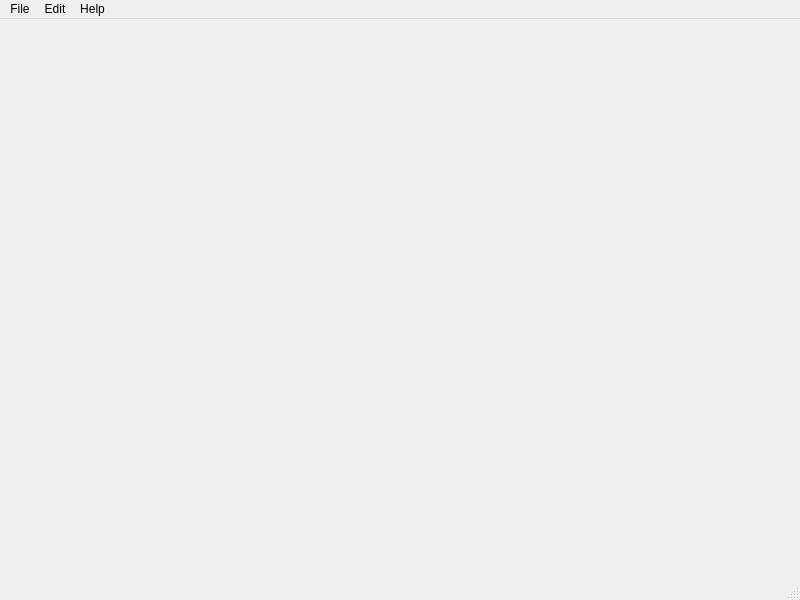
Qt form mainwindow.ui (cowsed/PGACAD) before a commit.
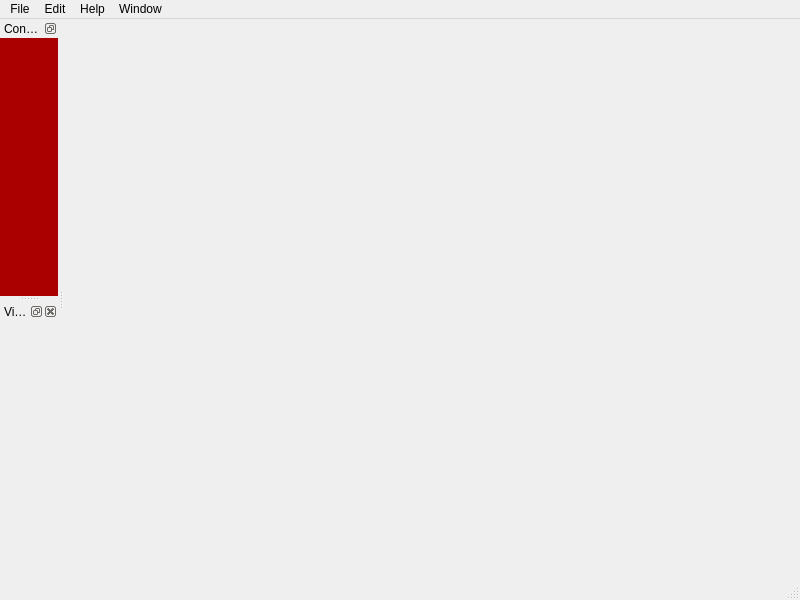
The same form after that commit. Custom widgets are drawn as their Qt base class.

Commit message: more console work (trying to make it size right) empty viewport widget to test docking

The edit to the form file:
```diff
--- a/mainwindow.ui
+++ b/mainwindow.ui
@@ -45,11 +45,66 @@
     </property>
     <addaction name="actionAbout"/>
    </widget>
+   <widget class="QMenu" name="menuWindow">
+    <property name="title">
+     <string>Window</string>
+    </property>
+    <addaction name="actionViewport"/>
+    <addaction name="actionConsole"/>
+   </widget>
    <addaction name="menuFile"/>
    <addaction name="menuEdit"/>
    <addaction name="menuHelp"/>
+   <addaction name="menuWindow"/>
   </widget>
-  <widget class="QStatusBar" name="statusbar"/>
+  <widget class="QStatusBar" name="statusbar">
+   <property name="enabled">
+    <bool>false</bool>
+   </property>
+  </widget>
+  <widget class="QDockWidget" name="consoleDock">
+   <property name="sizePolicy">
+    <sizepolicy hsizetype="Expanding" vsizetype="Expanding">
+     <horstretch>0</horstretch>
+     <verstretch>0</verstretch>
+    </sizepolicy>
+   </property>
+   <property name="styleSheet">
+    <string notr="true">background-color:rgb(41, 62, 255)</string>
+   </property>
+   <property name="features">
+    <set>QDockWidget::DockWidgetFloatable|QDockWidget::DockWidgetMovable</set>
+   </property>
+   <property name="windowTitle">
+    <string>Console</string>
+   </property>
+   <attribute name="dockWidgetArea">
+    <number>1</number>
+   </attribute>
+   <widget class="Console" name="consoleDockContents">
+    <property name="sizePolicy">
+     <sizepolicy hsizetype="Expanding" vsizetype="Expanding">
+      <horstretch>0</horstretch>
+      <verstretch>0</verstretch>
+     </sizepolicy>
+    </property>
+    <property name="autoFillBackground">
+     <bool>false</bool>
+    </property>
+    <property name="styleSheet">
+     <string notr="true">background-color:rgb(170, 0, 0)</string>
+    </property>
+   </widget>
+  </widget>
+  <widget class="QDockWidget" name="viewportDock">
+   <property name="windowTitle">
+    <string>Viewport</string>
+   </property>
+   <attribute name="dockWidgetArea">
+    <number>1</number>
+   </attribute>
+   <widget class="Viewport" name="viewportDockContents"/>
+  </widget>
   <action name="actionOpen">
    <property name="text">
     <string>Open</string>
@@ -105,6 +160,20 @@
    </property>
   </action>
  </widget>
+ <customwidgets>
+  <customwidget>
+   <class>Console</class>
+   <extends>QWidget</extends>
+   <header>console.h</header>
+   <container>1</container>
+  </customwidget>
+  <customwidget>
+   <class>Viewport</class>
+   <extends>QWidget</extends>
+   <header>viewport.h</header>
+   <container>1</container>
+  </customwidget>
+ </customwidgets>
  <resources/>
  <connections>
   <connection>
```
Left out of the diff: 44 changed lines with no effect on the pictures. The commit also changes 3 other files.
